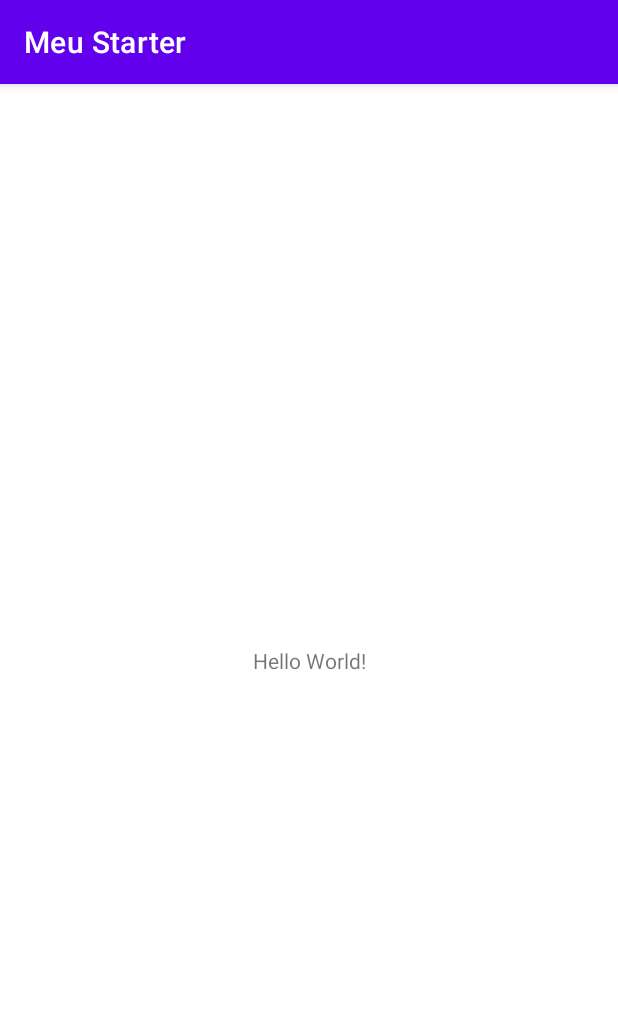
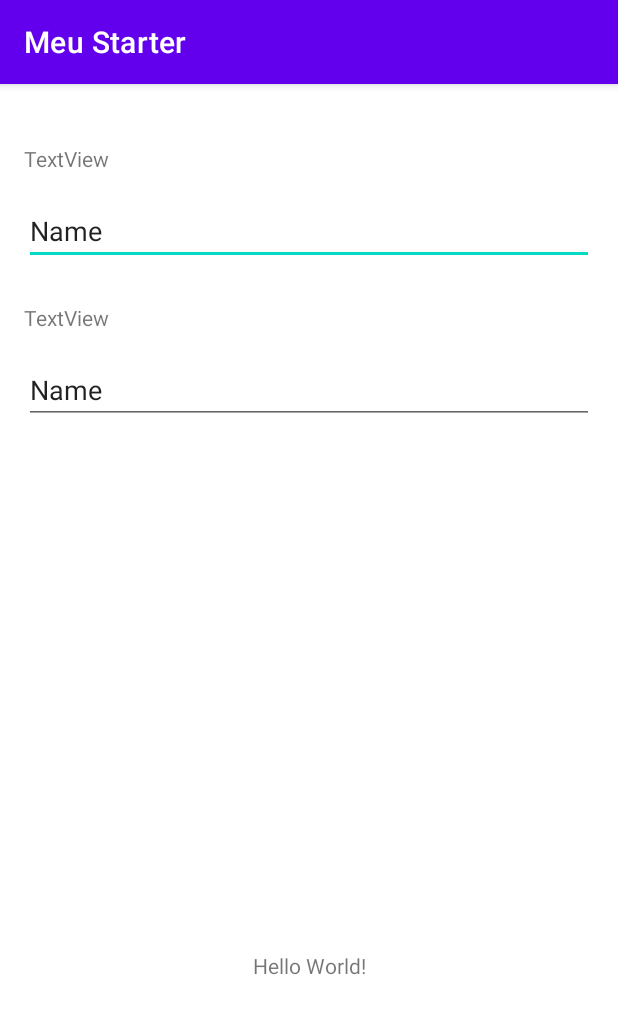
Before and after one commit to dduartevla/MeuStarter, an Android app: the screen it shows after launch (MainActivity), on a phone screen of 412 x 824 dp. Shown: the top 1014 px of the screen. Run offline under Robolectric (Android 15) with nearby library versions, the phone set to English and light mode, and no system bars.

Commit message:
Adicionando Constraints

```diff
--- a/app/src/main/res/layout/activity_main.xml
+++ b/app/src/main/res/layout/activity_main.xml
@@ -7,12 +7,72 @@
     tools:context=".MainActivity">
 
     <TextView
+        android:id="@+id/textViewMensagem"
         android:layout_width="wrap_content"
         android:layout_height="wrap_content"
+        android:layout_marginTop="180dp"
         android:text="Hello World!"
         app:layout_constraintBottom_toBottomOf="parent"
         app:layout_constraintLeft_toLeftOf="parent"
         app:layout_constraintRight_toRightOf="parent"
+        app:layout_constraintTop_toBottomOf="@+id/editTextTextPersonName4" />
+
+    <TextView
+        android:id="@+id/textView4"
+        android:layout_width="0dp"
+        android:layout_height="wrap_content"
+        android:layout_marginStart="16dp"
+        android:layout_marginLeft="16dp"
+        android:layout_marginTop="40dp"
+        android:layout_marginEnd="337dp"
+        android:layout_marginRight="337dp"
+        android:text="TextView"
+        app:layout_constraintEnd_toEndOf="parent"
+        app:layout_constraintHorizontal_bias="0.0"
+        app:layout_constraintStart_toStartOf="parent"
         app:layout_constraintTop_toTopOf="parent" />
 
+    <EditText
+        android:id="@+id/editTextTextPersonName3"
+        android:layout_width="0dp"
+        android:layout_height="wrap_content"
+        android:layout_marginStart="16dp"
+        android:layout_marginLeft="16dp"
+        android:layout_marginTop="16dp"
+        android:layout_marginEnd="16dp"
+        android:layout_marginRight="16dp"
+        android:ems="10"
+        android:inputType="textPersonName"
+        android:text="Name"
+        app:layout_constraintEnd_toEndOf="parent"
+        app:layout_constraintStart_toStartOf="parent"
+        app:layout_constraintTop_toBottomOf="@+id/textView4" />
+
+    <TextView
+        android:id="@+id/textView5"
+        android:layout_width="wrap_content"
+        android:layout_height="wrap_content"
+        android:layout_marginStart="16dp"
+        android:layout_marginLeft="16dp"
+        android:layout_marginTop="25dp"
+        android:text="TextView"
+        app:layout_constraintStart_toStartOf="parent"
+        app:layout_constraintTop_toBottomOf="@+id/editTextTextPersonName3" />
+
+    <EditText
+        android:id="@+id/editTextTextPersonName4"
+        android:layout_width="0dp"
+        android:layout_height="wrap_content"
+        android:layout_marginStart="16dp"
+        android:layout_marginLeft="16dp"
+        android:layout_marginTop="16dp"
+        android:layout_marginEnd="16dp"
+        android:layout_marginRight="16dp"
+        android:ems="10"
+        android:inputType="textPersonName"
+        android:text="Name"
+        app:layout_constraintEnd_toEndOf="parent"
+        app:layout_constraintStart_toStartOf="parent"
+        app:layout_constraintTop_toBottomOf="@+id/textView5" />
+
 </androidx.constraintlayout.widget.ConstraintLayout>
```
